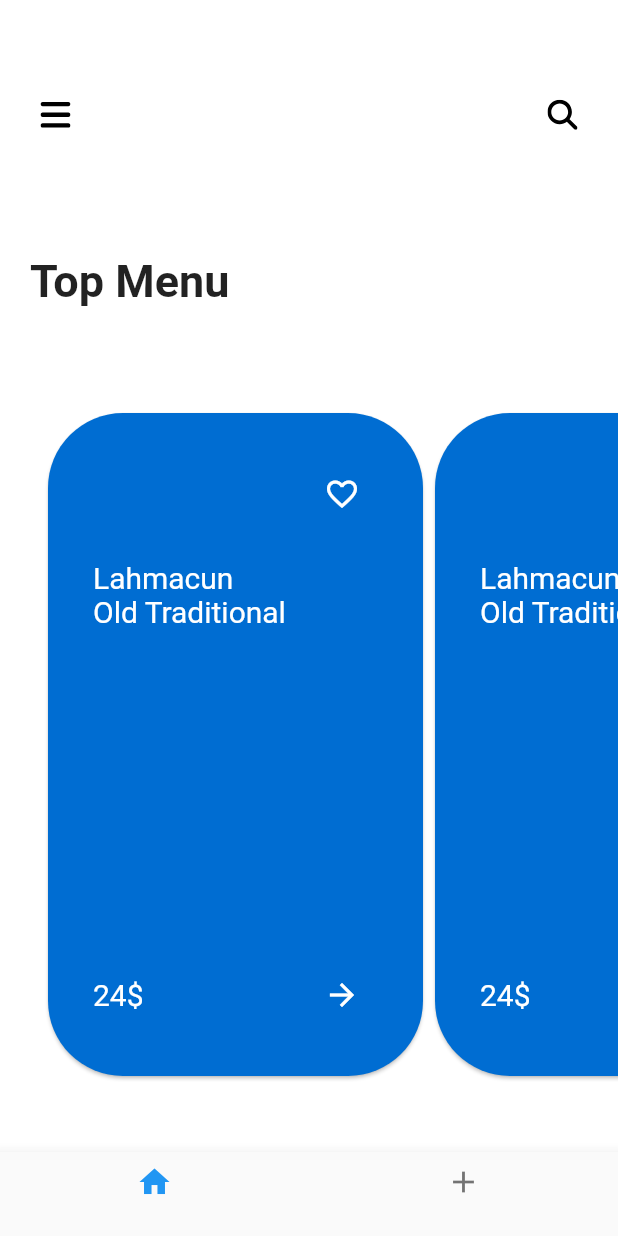
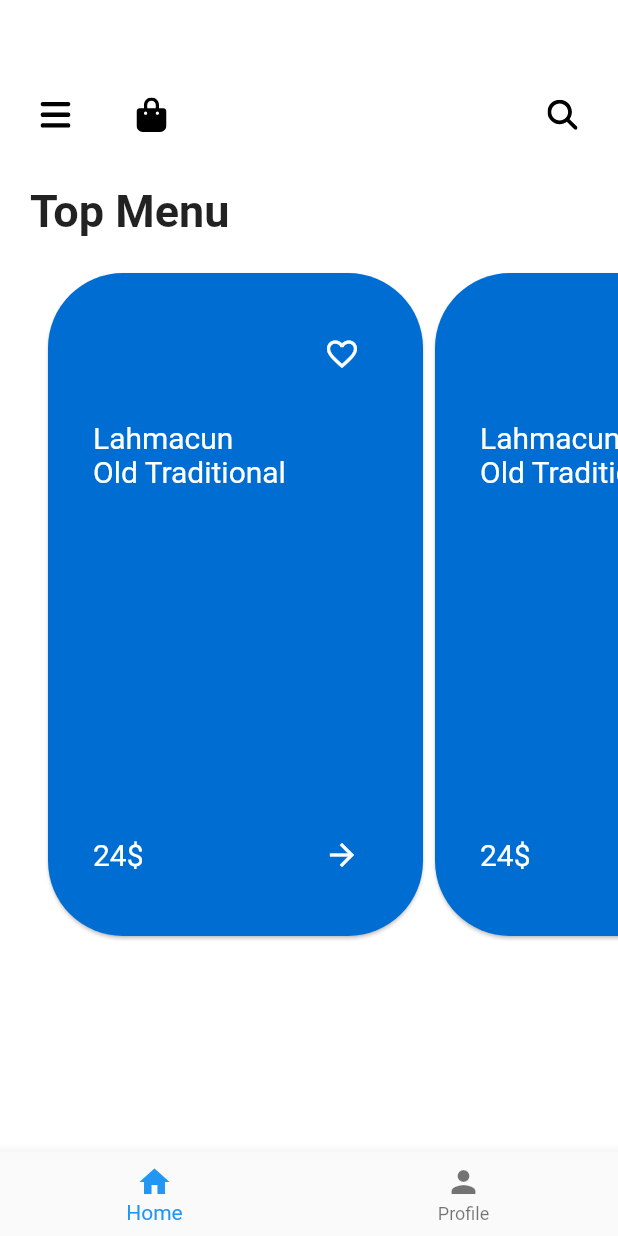
Before and after one commit to DogukanGun/FoodMenu, a Flutter app: the screen it shows after launch, on a phone screen of 412 x 824 dp. Run offline on Flutter 3.47's test engine with Material 2 defaults, Android fonts, the phone set to English and light mode, and no system bars; our stand-ins replace flutter_bloc, flutter_svg; key blocks and very long unbroken strings in the code were emptied for the run.

Commit message:
appbar was updated.

```diff
--- a/lib/component/appbar/appbar_state.dart
+++ b/lib/component/appbar/appbar_state.dart
@@ -6,6 +6,7 @@ class AppbarState {
   List<AppbarButton> rightButton;
 
   AppbarState({required this.leftButton,required this.rightButton});
+
 }
 
 class AppbarButton{
@@ -18,6 +19,7 @@ class AppbarButton{
 enum AppbarButtonType{
   search("asset/search.svg"),
   back("asset/back.svg"),
+  shop("asset/shopping_bag.svg"),
   menu("asset/menu.svg");
 
   const AppbarButtonType(this.value);
--- a/lib/component/appbar/food_appbar.dart
+++ b/lib/component/appbar/food_appbar.dart
@@ -1,23 +1,22 @@
 import 'package:flutter/material.dart';
 import 'package:food_menu/component/appbar/appbar_state.dart';
 import 'package:flutter_svg/flutter_svg.dart';
+import 'package:food_menu/component/appbar/general_appbar_state.dart';
+import 'package:food_menu/ui/food_search/food_search.dart';
 
 
 class FoodAppBar extends StatefulWidget {
 
-  AppbarState appbarState;
 
-  FoodAppBar({Key? key,required this.appbarState}) : super(key: key);
+  FoodAppBar({Key? key}) : super(key: key);
 
   @override
-  State<FoodAppBar> createState() => _FoodAppBarState(appbarState: appbarState);
+  State<FoodAppBar> createState() => _FoodAppBarState();
 }
 
 class _FoodAppBarState extends State<FoodAppBar> {
 
-  AppbarState appbarState;
-
-  _FoodAppBarState({required this.appbarState});
+  AppbarState appbarState = GeneralAppbarState.appbarState;
 
   @override
   Widget build(BuildContext context) {
@@ -64,13 +63,40 @@ class _FoodAppBarState extends State<FoodAppBar> {
 
     return Padding(
       padding: const EdgeInsets.only(left: 5.0,right: 5.0,top: 50),
-      child: Row(
-        mainAxisAlignment: MainAxisAlignment.spaceBetween,
-        children: [
-          Row(children: getLeftButtons()),
-          Row(children: getRightButtons())
-        ],
-      ),
+      child: ((){
+        if(GeneralAppbarState.showSearchButton){
+          return Padding(
+            padding: const EdgeInsets.only(left: 20.0,right: 20.0,top: 20,bottom: 20),
+            child: Expanded(
+              child: TextField(
+                decoration: InputDecoration(
+                  hintText: "Search",
+                  suffixIcon: IconButton(
+                      onPressed: (){
+                        setState((){
+                          GeneralAppbarState.showSearchButton = false;
+                        });
+                      },
+                      icon: const Icon(Icons.close)
+                  ),
+                ),
+                onSubmitted: (text){
+                  Navigator.push(context,
+                      MaterialPageRoute(builder: (context)=>FoodSearch(foodName: text,)));
+                },
+              ),
+            ),
+          );
+        }else{
+          return Row(
+            mainAxisAlignment: MainAxisAlignment.spaceBetween,
+            children: [
+              Row(children: getLeftButtons()),
+              Row(children: getRightButtons()),
+            ],
+          );
+        }
+      }())
     );
   }
 }
--- a/lib/component/appbar/general_appbar_state.dart
+++ b/lib/component/appbar/general_appbar_state.dart
@@ -1,23 +1,33 @@
 
+import 'package:flutter/cupertino.dart';
+import 'package:flutter/material.dart';
 import 'package:food_menu/component/appbar/appbar_state.dart';
 
 class GeneralAppbarState{
+
+  static VoidCallback menuButtonOnPress = (){};
+  static VoidCallback searchButtonOnPress = (){};
+  static VoidCallback shopButtonOnPress = (){};
+  static bool showSearchButton = false;
+  static List<AppbarButton> defaultLeftButtons = [
+    AppbarButton(
+      onPressed: menuButtonOnPress,
+      appbarButtonType: AppbarButtonType.menu,
+    ),
+    AppbarButton(
+      onPressed: shopButtonOnPress,
+      appbarButtonType: AppbarButtonType.shop,
+    )
+  ];
+  static List<AppbarButton> defaultRightButtons = [
+    AppbarButton(
+      onPressed: searchButtonOnPress,
+      appbarButtonType: AppbarButtonType.search,
+    )
+  ];
+
   static AppbarState appbarState = AppbarState(
-      leftButton: [
-        AppbarButton(
-            onPressed: () {
-
-            },
-            appbarButtonType: AppbarButtonType.menu,
-        )
-      ],
-      rightButton: [
-        AppbarButton(
-            onPressed: () {
-
-            },
-            appbarButtonType: AppbarButtonType.search,
-        )
-      ]
+      leftButton: defaultLeftButtons,
+      rightButton: defaultRightButtons
   );
 }
--- a/lib/main.dart
+++ b/lib/main.dart
@@ -1,6 +1,7 @@
 import 'package:flutter/material.dart';
 import 'package:food_menu/ui/food_list/food_list.dart';
 import 'package:food_menu/ui/homepage/home_page.dart';
+import 'package:food_menu/ui/shop/shopping_bag.dart';
 
 void main() {
   runApp(const MyApp());
@@ -14,6 +15,10 @@ class MyApp extends StatelessWidget {
     return MaterialApp(
       title: 'Flutter Demo',
       debugShowCheckedModeBanner: false,
+      routes: <String,WidgetBuilder>{
+        '/Home':(BuildContext context) => const HomePage(),
+        '/Shop':(BuildContext context) => const ShoppingBag(),
+      },
       theme: ThemeData(
         primarySwatch: Colors.blue,
       ),
--- a/lib/style/text_style.dart
+++ b/lib/style/text_style.dart
@@ -4,9 +4,14 @@ class FoodTextStyle{
     fontSize: 30,
     fontWeight: FontWeight.w600
   );
-  static var foodListMenuText = const TextStyle(
+  static var foodListMenuTextBlack = const TextStyle(
     fontSize: 20,
     fontWeight: FontWeight.w400,
-    color: Colors.white
+    color: Colors.black
+  );
+  static var foodListMenuTextWhite = const TextStyle(
+      fontSize: 20,
+      fontWeight: FontWeight.w400,
+      color: Colors.white
   );
 }
--- a/lib/ui/food_list/food_list.dart
+++ b/lib/ui/food_list/food_list.dart
@@ -2,9 +2,8 @@ import 'dart:convert';
 
 import 'package:flutter/material.dart';
 import 'package:flutter/rendering.dart';
-import 'package:food_menu/component/appbar/size_wrapper.dart';
-import 'package:food_menu/component/appbar/appbar_state.dart';
-import 'package:food_menu/component/appbar/food_appbar.dart';
+import 'package:food_menu/component/appbar/appbar_controller.dart';
+import 'package:food_menu/component/appbar/general_appbar_state.dart';
 import 'package:food_menu/res/color_resource.dart';
 import 'package:food_menu/style/text_style.dart';
 class FoodList extends StatefulWidget {
@@ -22,7 +21,8 @@ class _FoodListState extends State<FoodList> {
 
     return Scaffold(
       backgroundColor: Colors.white,
-      body: Center(
+      body: SingleChildScrollView(
+        child: Center(
           child: Column(
             mainAxisAlignment: MainAxisAlignment.spaceEvenly,
             crossAxisAlignment: CrossAxisAlignment.start,
@@ -84,8 +84,8 @@ class _FoodListState extends State<FoodList> {
                                         mainAxisAlignment: MainAxisAlignment.start,
                                         crossAxisAlignment: CrossAxisAlignment.stretch,
                                         children: [
-                                        Text("Lahmacun",style: FoodTextStyle.foodListMenuText,),
-                                        Text("Old Traditional",style: FoodTextStyle.foodListMenuText,)
+                                          Text("Lahmacun",style: FoodTextStyle.foodListMenuTextWhite,),
+                                          Text("Old Traditional",style: FoodTextStyle.foodListMenuTextWhite,)
                                         ],
                                       )
                                   ),
@@ -95,7 +95,7 @@ class _FoodListState extends State<FoodList> {
                                       child: Row(
                                         mainAxisAlignment: MainAxisAlignment.spaceBetween,
                                         children: [
-                                        Text("24\$",style: FoodTextStyle.foodListMenuText,),
+                                          Text("24\$",style: FoodTextStyle.foodListMenuTextWhite,),
                                           IconButton(
                                               onPressed: (){},
                                               color: Colors.white,
@@ -116,6 +116,20 @@ class _FoodListState extends State<FoodList> {
             ],
           ),
         ),
+      ),
     );
   }
+
+  @override
+  void initState() {
+    super.initState();
+    changeLeftButton();
   }
+
+  void changeLeftButton(){
+    AppbarController().deleteLeftButton();
+    for(int index=0;index<GeneralAppbarState.defaultLeftButtons.length;index++){
+      AppbarController().addLeftButton(GeneralAppbarState.defaultLeftButtons[index]);
+    }
+  }
+}
--- a/lib/ui/homepage/home_page.dart
+++ b/lib/ui/homepage/home_page.dart
@@ -1,5 +1,6 @@
 import 'package:flutter/material.dart';
 import 'package:food_menu/component/appbar/general_appbar_state.dart';
+import 'package:food_menu/style/text_style.dart';
 import 'package:food_menu/ui/food_list/food_list.dart';
 import 'package:food_menu/ui/foods_menu/foods_menu.dart';
 
@@ -19,37 +20,97 @@ class _HomePageState extends State<HomePage> {
 
   var pageList =  [const FoodList(),const FoodsMenu()];
   int _selectedIndex = 0;
+  final GlobalKey<ScaffoldState> _key = GlobalKey(); // Create a key
 
   @override
   Widget build(BuildContext context) {
+
     return Scaffold(
+        key: _key,
         appBar: SizeWrapper.getAppbar(
             context,
-            FoodAppBar(
-                appbarState: GeneralAppbarState.appbarState
-            )
+            FoodAppBar()
+        ),
+
+        drawer: Drawer(
+          child: ListView(
+            children: [
+              ListTile(
+                title: Text('Pizza',style: FoodTextStyle.foodListMenuTextBlack,),
+                onTap: () {
+                  Navigator.pop(context);
+                },
+              ),
+              ListTile(
+                title: Text('Hamburger',style: FoodTextStyle.foodListMenuTextBlack,),
+                onTap: () {
+                  Navigator.pop(context);
+                },
+              ),
+            ],
+          ),
         ),
         backgroundColor: Colors.white,
-        body: pageList[_selectedIndex],
+        resizeToAvoidBottomInset : false,
+        body: NestedScrollView(
+            headerSliverBuilder: (context, innerBoxIsScrolled) => [],
+            body: pageList[_selectedIndex]
+        ),
         bottomNavigationBar: BottomNavigationBar(
           currentIndex: _selectedIndex, //New
           onTap: _onItemTapped,
           items: const <BottomNavigationBarItem>[
             BottomNavigationBarItem(
               icon: Icon(Icons.home),
-              label: ""
+              label: "Home"
             ),
             BottomNavigationBarItem(
-              icon: Icon(Icons.add),
-              label: '',
+              icon: Icon(Icons.person),
+              label: 'Profile',
             ),
 
           ],
         ),
     );
   }
+
+  @override
+  void initState() {
+    super.initState();
+    menuButtonOnPressed();
+    searchButtonOnPress();
+    shopButtonOnPressed();
+  }
+
+  void menuButtonOnPressed(){
+    GeneralAppbarState.menuButtonOnPress = (){
+      if(pageList[_selectedIndex] is FoodList){
+        _key.currentState!.openDrawer();
+      }
+    };
+  }
+
+  void shopButtonOnPressed(){
+    GeneralAppbarState.shopButtonOnPress = (){
+      Navigator.of(context).pushNamed(
+          "/Shop");
+    };
+  }
+
+  void searchButtonOnPress(){
+    GeneralAppbarState.searchButtonOnPress = (){
+      setState(() {
+        GeneralAppbarState.showSearchButton = true;
+      });
+    };
+  }
+
   void _onItemTapped(int index) {
+
     setState(() {
+      if(GeneralAppbarState.showSearchButton){
+        GeneralAppbarState.showSearchButton = false;
+      }
       _selectedIndex = index;
     });
   }
```
Also changed, not shown: lib/component/appbar/appbar_controller.dart (+8 -0 lines), lib/ui/food_search/food_search.dart (added, +21 -0 lines), lib/ui/shop/shopping_bag.dart (added, +46 -0 lines). Lines whose indentation alone changed are shown as unchanged.
